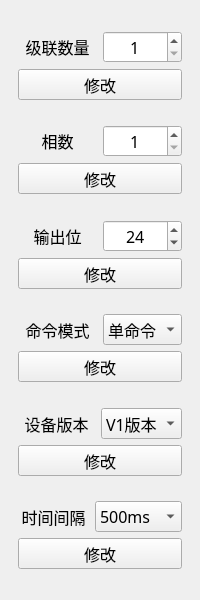
Above: IDC_TestSystem/common/toolbox/settingtoolwid.ui from ChinaClever/IDC_TestSystem before the change. Below: the same form after it.
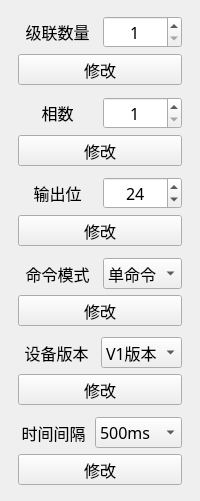
That is the form after the change.

What changed in the file:
```diff
--- a/IDC_TestSystem/common/toolbox/settingtoolwid.ui
+++ b/IDC_TestSystem/common/toolbox/settingtoolwid.ui
@@ -7,7 +7,7 @@
     <x>0</x>
     <y>0</y>
     <width>200</width>
-    <height>600</height>
+    <height>501</height>
    </rect>
   </property>
   <property name="minimumSize">
@@ -16,6 +16,12 @@
     <height>31</height>
    </size>
   </property>
+  <property name="maximumSize">
+   <size>
+    <width>200</width>
+    <height>501</height>
+   </size>
+  </property>
   <property name="font">
    <font>
     <family>微软雅黑</family>
```
